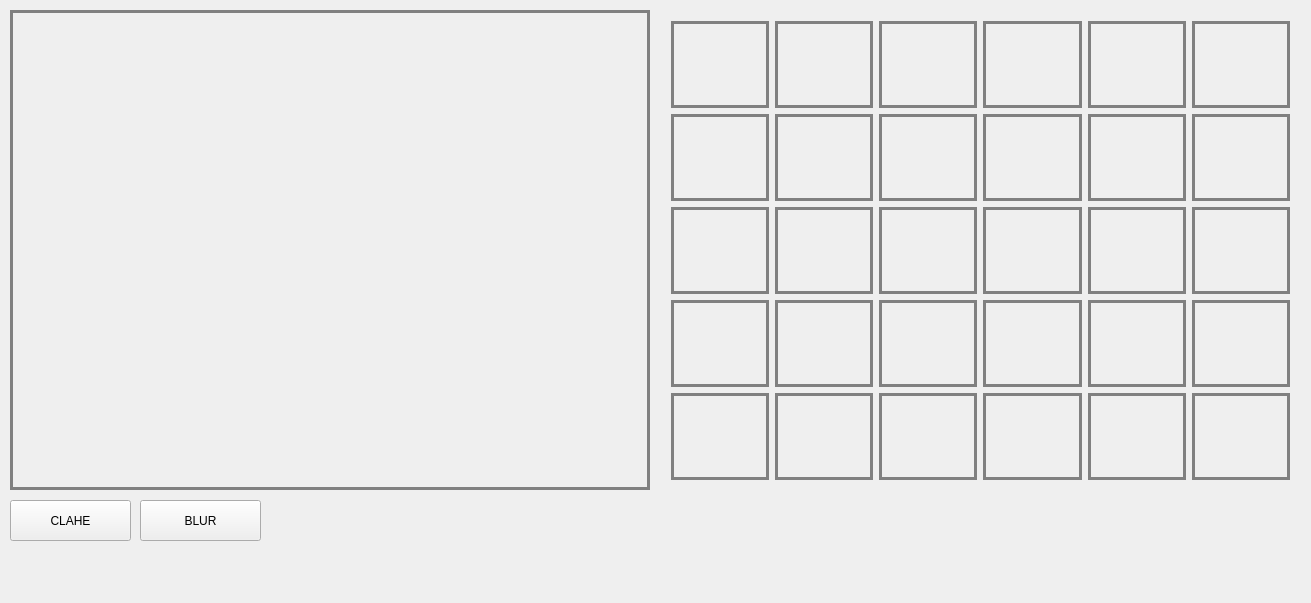
Above: COMPUTER_VISION/COMPUTER_VISION.ui from goobncl/COMPUTER_VISION before the change. Below: the same form after it.
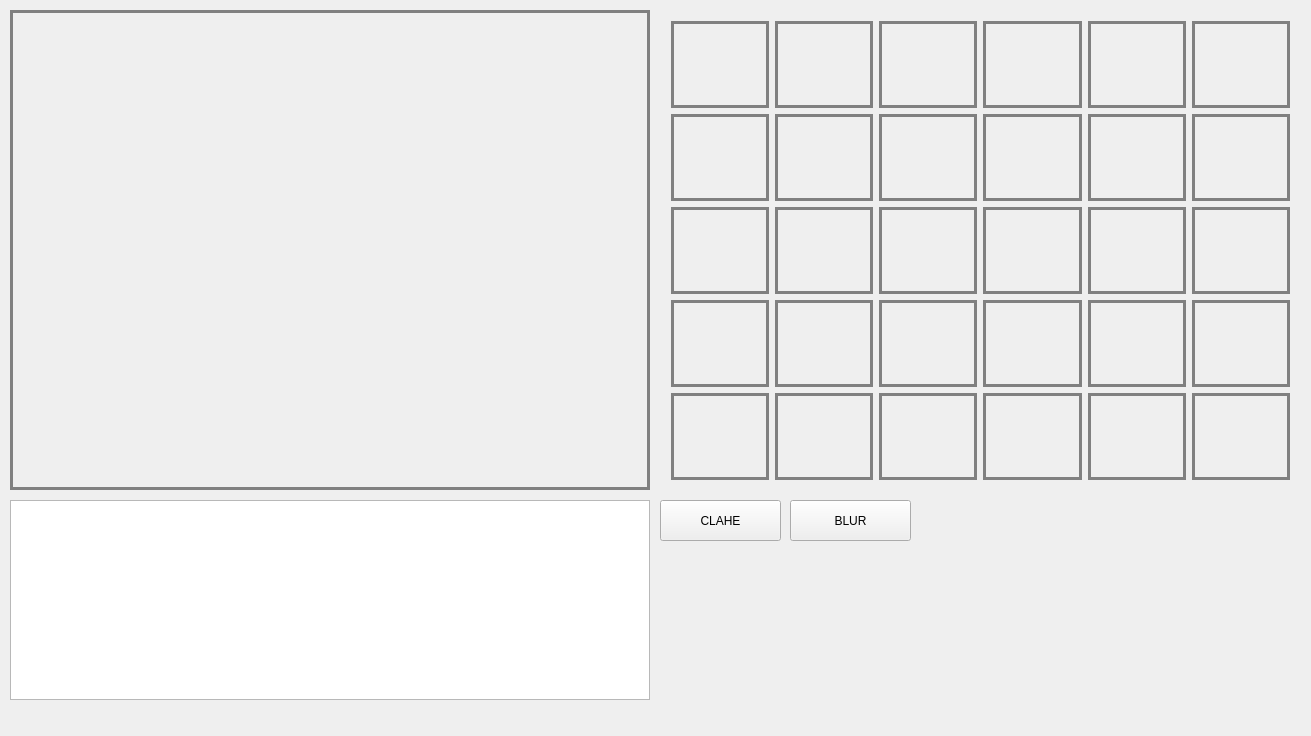
That is the form after the change. Custom widgets are drawn as their Qt base class.

```diff
--- a/COMPUTER_VISION/COMPUTER_VISION.ui
+++ b/COMPUTER_VISION/COMPUTER_VISION.ui
@@ -7,7 +7,7 @@
     <x>0</x>
     <y>0</y>
     <width>1311</width>
-    <height>603</height>
+    <height>736</height>
    </rect>
   </property>
   <property name="sizePolicy">
@@ -19,6 +19,11 @@
   <property name="windowTitle">
    <string>COMPUTER_VISION</string>
   </property>
+  <property name="styleSheet">
+   <string notr="true">QChartView {
+    border-radius: 0px;
+}</string>
+  </property>
   <widget class="QWidget" name="centralWidget">
    <property name="sizePolicy">
     <sizepolicy hsizetype="Fixed" vsizetype="Fixed">
@@ -51,7 +56,7 @@
    <widget class="QPushButton" name="claheBtn">
     <property name="geometry">
      <rect>
-      <x>10</x>
+      <x>660</x>
       <y>500</y>
       <width>121</width>
       <height>41</height>
@@ -64,7 +69,7 @@
    <widget class="QPushButton" name="blurBtn">
     <property name="geometry">
      <rect>
-      <x>140</x>
+      <x>790</x>
       <y>500</y>
       <width>121</width>
       <height>41</height>
@@ -596,9 +601,33 @@
      </item>
     </layout>
    </widget>
+   <widget class="QChartView" name="fpsTimeSerise">
+    <property name="geometry">
+     <rect>
+      <x>10</x>
+      <y>500</y>
+      <width>640</width>
+      <height>200</height>
+     </rect>
+    </property>
+    <property name="styleSheet">
+     <string notr="true">QChartView {
+	border: 3px solid gray;
+    border-radius: 0px;
+}
+</string>
+    </property>
+   </widget>
   </widget>
  </widget>
  <layoutdefault spacing="6" margin="11"/>
+ <customwidgets>
+  <customwidget>
+   <class>QChartView</class>
+   <extends>QGraphicsView</extends>
+   <header>QtCharts/QChartView</header>
+  </customwidget>
+ </customwidgets>
  <resources/>
  <connections/>
 </ui>
```
